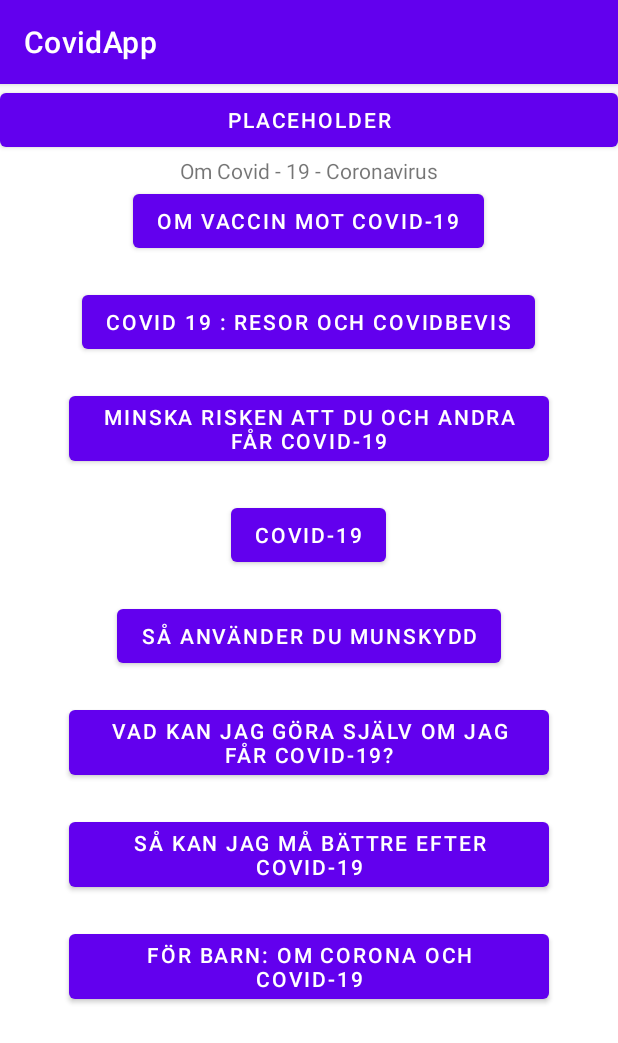
After one commit to zetrri/CovidIDApp, an Android app: the Faq_main screen opened directly, with no data from a screen before it, on a phone screen of 412 x 824 dp. The commit adds this screen. Shown: the top 1043 px of the screen. Run offline under Robolectric (Android 15) with nearby library versions, the phone set to English and light mode, and no system bars.

Commit message:
All files from Robins branch

```diff
--- a/app/src/main/AndroidManifest.xml
+++ b/app/src/main/AndroidManifest.xml
@@ -9,6 +9,9 @@
         android:roundIcon="@mipmap/ic_launcher_round"
         android:supportsRtl="true"
         android:theme="@style/Theme.CovidApp">
+        <activity
+            android:name=".faq.Faq_main"
+            android:exported="true" />
         <activity
             android:name=".Dashboard.DisplayCountyNumbersActivity"
             android:exported="true" />
--- /dev/null
+++ b/app/src/main/java/com/example/covidapp/faq/Faq_main.java
@@ -0,0 +1,151 @@
+package com.example.covidapp.faq;
+
+import androidx.appcompat.app.AppCompatActivity;
+
+import android.os.Bundle;
+import android.view.View;
+import android.widget.Button;
+import android.widget.TextView;
+
+import com.example.covidapp.R;
+
+public class Faq_main extends AppCompatActivity {
+    TextView TextVaccin, TextResor, TextRisken, TextCovid, TextMunskydd, TextGoraSjalv, TextMaBattre, TextBarn;
+    Button ButtonVaccin, ButtonResor, ButtonRisken, ButtonCovid, ButtonMunskydd, ButtonGoraSjalv, ButtonMaBattre, ButtonBarn ;
+
+    @Override
+    protected void onCreate(Bundle savedInstanceState) {
+        super.onCreate(savedInstanceState);
+        setContentView(R.layout.activity_faq_main);
+        TextVaccin = findViewById(R.id.TextVaccin);
+        ButtonVaccin = findViewById(R.id.ButtonVaccin);
+
+        TextResor = findViewById(R.id.TextResor);
+        ButtonResor = findViewById(R.id.ButtonResor);
+
+        TextRisken = findViewById(R.id.TextRisken);
+        ButtonRisken = findViewById(R.id.ButtonRisken);
+
+        TextCovid = findViewById(R.id.TextCovid);
+        ButtonCovid = findViewById(R.id.ButtonCovid);
+
+        TextMunskydd = findViewById(R.id.TextMunskydd);
+        ButtonMunskydd = findViewById(R.id.ButtonMunskydd);
+
+        TextGoraSjalv = findViewById(R.id.TextGöraSjälv);
+        ButtonGoraSjalv = findViewById(R.id.ButtonGöraSjälv);
+
+        TextMaBattre = findViewById(R.id.TextMåBättre);
+        ButtonMaBattre = findViewById(R.id.ButtonMåBättre);
+
+        TextBarn = findViewById(R.id.TextBarn);
+        ButtonBarn = findViewById(R.id.ButtonBarn);
+
+
+        ButtonVaccin.setOnClickListener(new View.OnClickListener() {
+            @Override
+            public void onClick(View v){
+                if(TextVaccin.getText() != "Vaccination är det effektivaste sättet att undvika att bli allvarligt sjuk eller dö i covid-19. Vaccination hjälper också till att minska smittspridningen. Därför är det viktigt att så många som möjligt väljer att vaccineras."  ){
+                    TextVaccin.setText("Vaccination är det effektivaste sättet att undvika att bli allvarligt sjuk eller dö i covid-19. Vaccination hjälper också till att minska smittspridningen. Därför är det viktigt att så många som möjligt väljer att vaccineras.");
+                }
+                else{
+                    //System.out.println("Test");
+                    TextVaccin.setText(null);
+                }
+            }
+        });
+
+        ButtonResor.setOnClickListener(new View.OnClickListener() {
+            @Override
+            public void onClick(View v){
+                if(TextResor.getText() != "För resor inom EU krävs särskilda covidbevis. De är utformade på samma sätt inom hela EU och gäller för alla som är medborgare eller bosatta i ett EU-land. Flera länder utanför EU kräver ett intyg som visar att du inte har covid-19, för att du ska kunna resa in i landet. Det är inte säkert att den offentliga vården kan hjälpa till med intyg, och du kan behöva stå för kostnaden själv. "  ){
+                    TextResor.setText("För resor inom EU krävs särskilda covidbevis. De är utformade på samma sätt inom hela EU och gäller för alla som är medborgare eller bosatta i ett EU-land. Flera länder utanför EU kräver ett intyg som visar att du inte har covid-19, för att du ska kunna resa in i landet. Det är inte säkert att den offentliga vården kan hjälpa till med intyg, och du kan behöva stå för kostnaden själv. ");
+                }
+                else{
+                    //System.out.println("Test");
+                    TextResor.setText(null);
+                }
+            }
+        });
+
+        ButtonRisken.setOnClickListener(new View.OnClickListener() {
+            @Override
+            public void onClick(View v){
+                if(TextRisken.getText() != "Du behöver fortsätta att följa de allmänna råd och regler som finns för att minska spridningen av covid-19 och för att undvika att själv bli sjuk. Undvik trängsel, håll avstånd och tvätta händerna. Det är också viktigt att du stannar hemma om det behövs. Här kan du läsa mer."  ){
+                    TextRisken.setText("Du behöver fortsätta att följa de allmänna råd och regler som finns för att minska spridningen av covid-19 och för att undvika att själv bli sjuk. Undvik trängsel, håll avstånd och tvätta händerna. Det är också viktigt att du stannar hemma om det behövs. Här kan du läsa mer.");
+                }
+                else{
+                    //System.out.println("Test");
+                    TextRisken.setText(null);
+                }
+            }
+        });
+
+        ButtonCovid.setOnClickListener(new View.OnClickListener() {
+            @Override
+            public void onClick(View v){
+                if(TextCovid.getText() != "Covid-19 är en infektionssjukdom som orsakas av ett virus. Det är vanligt att bli sjuk som vid förkylning eller influensa. Du kan också få andra symtom. Lämna prov om du har symtom. Stanna hemma så länge som behövs. Oftast går covid-19 över av sig själv, men ibland behövs vård på sjukhus."  ){
+                    TextCovid.setText("Covid-19 är en infektionssjukdom som orsakas av ett virus. Det är vanligt att bli sjuk som vid förkylning eller influensa. Du kan också få andra symtom. Lämna prov om du har symtom. Stanna hemma så länge som behövs. Oftast går covid-19 över av sig själv, men ibland behövs vård på sjukhus.");
+                }
+                else{
+                    //System.out.println("Test");
+                    TextCovid.setText(null);
+                }
+            }
+        });
+
+        ButtonMunskydd.setOnClickListener(new View.OnClickListener() {
+            @Override
+            public void onClick(View v){
+                if(TextMunskydd.getText() != "Två saker är viktiga när du använder munskydd. Använd CE-märkta munskydd. Använd munskydden på rätt sätt."  ){
+                    TextMunskydd.setText("Två saker är viktiga när du använder munskydd. Använd CE-märkta munskydd. Använd munskydden på rätt sätt.");
+                }
+                else{
+                    //System.out.println("Test");
+                    TextMunskydd.setText(null);
+                }
+            }
+        });
+
+        ButtonGoraSjalv.setOnClickListener(new View.OnClickListener() {
+            @Override
+            public void onClick(View v){
+                if(TextGoraSjalv.getText() != "Här är råd till dig som har covid-19 men som kan vara hemma utan att behöva vård. Det är viktigt att du kontaktar vården om dina symtom förvärras."  ){
+                    TextGoraSjalv.setText("Här är råd till dig som har covid-19 men som kan vara hemma utan att behöva vård. Det är viktigt att du kontaktar vården om dina symtom förvärras.");
+                }
+                else{
+                    //System.out.println("Test");
+                    TextGoraSjalv.setText(null);
+                }
+            }
+        });
+
+        ButtonMaBattre.setOnClickListener(new View.OnClickListener() {
+            @Override
+            public void onClick(View v){
+                if(TextMaBattre.getText() != "Det är vanligt att behöva återhämta sig efter en infektion. Det gäller även covid-19. Hur du behöver återhämta dig beror på hur du mår. Här får du råd om vad du kan göra själv och när du kan behöva söka vård. Att fortsätta ha symtom efter covid-19 kan kallas att ha postcovid."){
+                    TextMaBattre.setText("Det är vanligt att behöva återhämta sig efter en infektion. Det gäller även covid-19. Hur du behöver återhämta dig beror på hur du mår. Här får du råd om vad du kan göra själv och när du kan behöva söka vård. Att fortsätta ha symtom efter covid-19 kan kallas att ha postcovid.");
+                }
+                else{
+                    //System.out.println("Test");
+                    TextMaBattre.setText(null);
+                }
+            }
+        });
+
+        ButtonBarn.setOnClickListener(new View.OnClickListener() {
+            @Override
+            public void onClick(View v){
+                if(TextBarn.getText() != "Här kan du titta på en film om coronaviruset och om vad du kan göra för att inte sprida smitta eller bli smittad. Du får tips och råd om vad du kan göra om du är orolig och info om hur det går till att lämna prov för covid-19."){
+                    TextBarn.setText("Här kan du titta på en film om coronaviruset och om vad du kan göra för att inte sprida smitta eller bli smittad. Du får tips och råd om vad du kan göra om du är orolig och info om hur det går till att lämna prov för covid-19.");
+                }
+                else{
+                    //System.out.println("Test");
+                    TextBarn.setText(null);
+                }
+            }
+        });
+
+
+    }
+    }
--- /dev/null
+++ b/app/src/main/res/layout/activity_faq_main.xml
@@ -0,0 +1,177 @@
+<?xml version="1.0" encoding="utf-8"?>
+
+<LinearLayout
+    xmlns:android="http://schemas.android.com/apk/res/android"
+    android:layout_height="match_parent"
+    android:layout_width="match_parent"
+    android:orientation="vertical">
+
+
+    // en knapp enbart för att vara distans från toppen, kan tas bort eller bytas ut mot
+    // en banner av något slag för att ge grafisk design
+    <Button
+        android:layout_width="match_parent"
+        android:layout_height="wrap_content"
+        android:text="placeholder">
+    </Button>
+
+
+
+
+
+    // Textview med lite styling mest bara för att få den centrerad
+    <TextView
+        android:layout_width="match_parent"
+        android:layout_height="wrap_content"
+        android:text="Om Covid - 19 - Coronavirus"
+        android:textAlignment="center">
+    </TextView>
+
+
+
+
+
+    // linear layout för att få knapparna vertical
+    <LinearLayout
+        android:layout_width="match_parent"
+        android:layout_height="wrap_content"
+        android:orientation="vertical"
+        android:layout_gravity="center">
+
+
+        // Button har id som är baserat på texten
+        <Button
+            android:id="@+id/ButtonVaccin"
+            android:layout_width="wrap_content"
+            android:layout_height="wrap_content"
+            android:layout_marginHorizontal="2mm"
+            android:layout_weight="1"
+            android:layout_gravity="center"
+            android:text="Om vaccin mot covid-19"></Button>
+
+        <TextView
+            android:id="@+id/TextVaccin"
+            android:layout_width="wrap_content"
+            android:layout_height="wrap_content"
+            android:paddingLeft="2mm"
+            android:paddingRight="2mm"
+            android:text=""></TextView>
+
+        <Button
+            android:id="@+id/ButtonResor"
+            android:layout_width="wrap_content"
+            android:layout_height="wrap_content"
+            android:layout_marginHorizontal="2mm"
+            android:layout_gravity="center"
+            android:text="Covid 19 : Resor och covidbevis"></Button>
+
+        <TextView
+            android:id="@+id/TextResor"
+            android:layout_width="wrap_content"
+            android:layout_height="wrap_content"
+            android:paddingLeft="2mm"
+            android:paddingRight="2mm"
+            android:text=""></TextView>
+
+        <Button
+            android:id="@+id/ButtonRisken"
+            android:layout_width="wrap_content"
+            android:layout_height="wrap_content"
+            android:layout_marginHorizontal="2mm"
+            android:layout_gravity="center"
+            android:text="Minska risken att du och andra får covid-19"></Button>
+
+        <TextView
+            android:id="@+id/TextRisken"
+            android:layout_width="wrap_content"
+            android:layout_height="wrap_content"
+            android:paddingLeft="2mm"
+            android:paddingRight="2mm"
+            android:text=""></TextView>
+
+        <Button
+            android:id="@+id/ButtonCovid"
+            android:layout_width="wrap_content"
+            android:layout_height="wrap_content"
+            android:layout_marginHorizontal="2mm"
+            android:layout_gravity="center"
+            android:text="Covid-19"></Button>
+
+        <TextView
+            android:id="@+id/TextCovid"
+            android:layout_width="wrap_content"
+            android:layout_height="wrap_content"
+            android:paddingLeft="2mm"
+            android:paddingRight="2mm"
+            android:text=""></TextView>
+
+        <Button
+            android:id="@+id/ButtonMunskydd"
+            android:layout_width="wrap_content"
+            android:layout_height="wrap_content"
+            android:layout_marginHorizontal="2mm"
+            android:layout_gravity="center"
+            android:text="Så använder du munskydd"></Button>
+
+        <TextView
+            android:id="@+id/TextMunskydd"
+            android:layout_width="wrap_content"
+            android:layout_height="wrap_content"
+            android:paddingLeft="2mm"
+            android:paddingRight="2mm"
+            android:text=""></TextView>
+
+        <Button
+            android:id="@+id/ButtonGöraSjälv"
+            android:layout_width="wrap_content"
+            android:layout_height="wrap_content"
+            android:layout_marginHorizontal="2mm"
+            android:layout_gravity="center"
+            android:text="Vad kan jag göra själv om jag får covid-19?"></Button>
+
+        <TextView
+            android:id="@+id/TextGöraSjälv"
+            android:layout_width="wrap_content"
+            android:layout_height="wrap_content"
+            android:paddingLeft="2mm"
+            android:paddingRight="2mm"
+            android:text=""></TextView>
+
+        <Button
+            android:id="@+id/ButtonMåBättre"
+            android:layout_width="wrap_content"
+            android:layout_height="wrap_content"
+            android:layout_marginHorizontal="2mm"
+            android:layout_gravity="center"
+            android:text="Så kan jag må bättre efter covid-19"></Button>
+
+        <TextView
+            android:id="@+id/TextMåBättre"
+            android:layout_width="wrap_content"
+            android:layout_height="wrap_content"
+            android:paddingLeft="2mm"
+            android:paddingRight="2mm"
+            android:text=""></TextView>
+
+        <Button
+            android:id="@+id/ButtonBarn"
+            android:layout_width="wrap_content"
+            android:layout_height="wrap_content"
+            android:layout_marginHorizontal="2mm"
+            android:layout_gravity="center"
+            android:text="För barn: Om corona och covid-19"></Button>
+
+        <TextView
+            android:id="@+id/TextBarn"
+            android:layout_width="wrap_content"
+            android:layout_height="wrap_content"
+            android:paddingLeft="2mm"
+            android:paddingRight="2mm"
+            android:text=""></TextView>
+
+    </LinearLayout>
+
+
+
+
+</LinearLayout>
```
Also changed, not shown: app/src/main/java/com/example/covidapp/Dashboard/ActivityDeathsAndCases.java (+22 -9 lines), app/src/main/java/com/example/covidapp/Dashboard/ActivityDistrubatedDoses.java (+68 -24 lines), app/src/main/java/com/example/covidapp/Dashboard/DisplayCountyNumbersActivity.java (+7 -1 lines).
